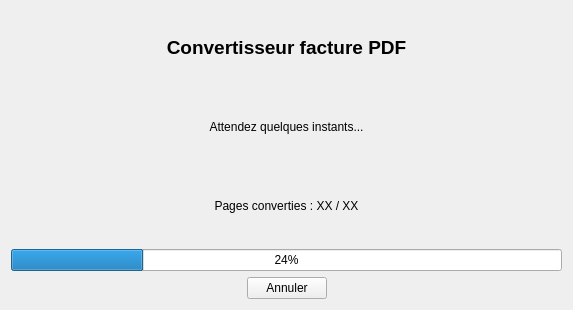
Above: gui/ConvetisseurPDF_chargement.ui from WallaceVBB/EpiData before the change. Below: the same form after it.
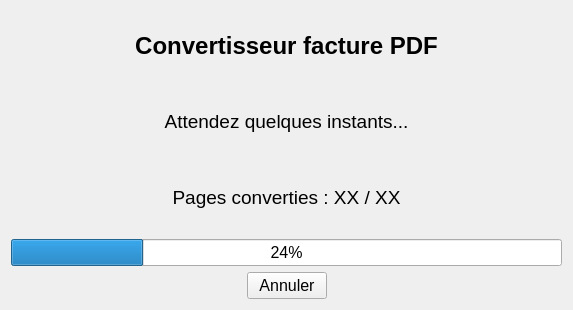
That is the form after the change.

```diff
--- a/gui/ConvetisseurPDF_chargement.ui
+++ b/gui/ConvetisseurPDF_chargement.ui
@@ -16,6 +16,11 @@
     <verstretch>0</verstretch>
    </sizepolicy>
   </property>
+  <property name="font">
+   <font>
+    <pointsize>12</pointsize>
+   </font>
+  </property>
   <property name="windowTitle">
    <string>Form</string>
   </property>
@@ -29,21 +34,21 @@
       </font>
      </property>
      <property name="text">
-      <string>&lt;html&gt;&lt;head/&gt;&lt;body&gt;&lt;p align=&quot;center&quot;&gt;Convertisseur facture PDF&lt;/p&gt;&lt;/body&gt;&lt;/html&gt;</string>
+      <string>&lt;html&gt;&lt;head/&gt;&lt;body&gt;&lt;p align=&quot;center&quot;&gt;&lt;span style=&quot; font-size:18pt;&quot;&gt;Convertisseur facture PDF&lt;/span&gt;&lt;/p&gt;&lt;/body&gt;&lt;/html&gt;</string>
      </property>
     </widget>
    </item>
    <item>
     <widget class="QLabel" name="label_2">
      <property name="text">
-      <string>&lt;html&gt;&lt;head/&gt;&lt;body&gt;&lt;p align=&quot;center&quot;&gt;Attendez quelques instants...&lt;/p&gt;&lt;/body&gt;&lt;/html&gt;</string>
+      <string>&lt;html&gt;&lt;head/&gt;&lt;body&gt;&lt;p align=&quot;center&quot;&gt;&lt;span style=&quot; font-size:14pt;&quot;&gt;Attendez quelques instants...&lt;/span&gt;&lt;/p&gt;&lt;/body&gt;&lt;/html&gt;</string>
      </property>
     </widget>
    </item>
    <item>
     <widget class="QLabel" name="label_3">
      <property name="text">
-      <string>&lt;html&gt;&lt;head/&gt;&lt;body&gt;&lt;p align=&quot;center&quot;&gt;Pages converties : XX / XX&lt;/p&gt;&lt;/body&gt;&lt;/html&gt;</string>
+      <string>&lt;html&gt;&lt;head/&gt;&lt;body&gt;&lt;p align=&quot;center&quot;&gt;&lt;span style=&quot; font-size:14pt;&quot;&gt;Pages converties : XX / XX&lt;/span&gt;&lt;/p&gt;&lt;/body&gt;&lt;/html&gt;</string>
      </property>
     </widget>
    </item>
```
